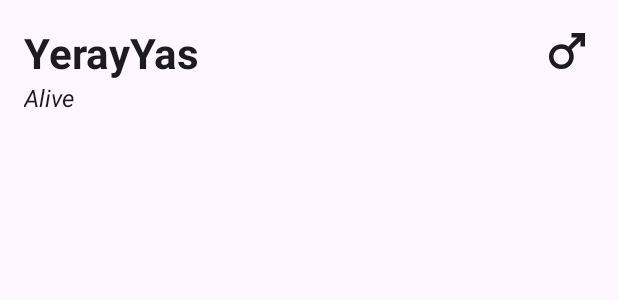
After one commit to yeray-yas/TheMarvelSuperheroes, an Android app: the layout model_character_details_header.xml on its own in the app's theme, with its tools: preview values and no code run, on a phone screen of 412 x 824 dp. The commit adds this screen. Shown: the top 300 px of the screen. Run offline under Robolectric (Android 15) with nearby library versions, the phone set to English and light mode, and no system bars.

Commit message:
added epoxy ui

```diff
--- /dev/null
+++ b/app/src/main/res/drawable/ic_male_24.xml
@@ -0,0 +1,5 @@
+<vector android:height="24dp" android:tint="#000000"
+    android:viewportHeight="24" android:viewportWidth="24"
+    android:width="24dp" xmlns:android="http://schemas.android.com/apk/res/android">
+    <path android:fillColor="@android:color/white" android:pathData="M9.5,11c1.93,0 3.5,1.57 3.5,3.5S11.43,18 9.5,18S6,16.43 6,14.5S7.57,11 9.5,11zM9.5,9C6.46,9 4,11.46 4,14.5S6.46,20 9.5,20s5.5,-2.46 5.5,-5.5c0,-1.16 -0.36,-2.23 -0.97,-3.12L18,7.42V10h2V4h-6v2h2.58l-3.97,3.97C11.73,9.36 10.66,9 9.5,9z"/>
+</vector>
--- /dev/null
+++ b/app/src/main/res/layout/model_character_details_header.xml
@@ -0,0 +1,42 @@
+<?xml version="1.0" encoding="utf-8"?>
+<androidx.constraintlayout.widget.ConstraintLayout xmlns:android="http://schemas.android.com/apk/res/android"
+    xmlns:app="http://schemas.android.com/apk/res-auto"
+    xmlns:tools="http://schemas.android.com/tools"
+    android:layout_width="match_parent"
+    android:layout_height="wrap_content">
+
+    <androidx.appcompat.widget.AppCompatTextView
+        android:id="@+id/nameTextView"
+        android:layout_width="0dp"
+        android:layout_height="wrap_content"
+        android:layout_margin="16dp"
+        android:textColor="?attr/colorOnBackground"
+        android:textSize="28sp"
+        android:textStyle="bold"
+        app:layout_constraintEnd_toStartOf="@id/genderImageView"
+        app:layout_constraintStart_toStartOf="parent"
+        app:layout_constraintTop_toTopOf="parent"
+        tools:text="YerayYas" />
+
+    <androidx.appcompat.widget.AppCompatTextView
+        android:id="@+id/aliveTextView"
+        android:layout_width="wrap_content"
+        android:layout_height="wrap_content"
+        android:textColor="?attr/colorOnBackground"
+        android:textSize="16sp"
+        android:textStyle="italic"
+        app:layout_constraintStart_toStartOf="@id/nameTextView"
+        app:layout_constraintTop_toBottomOf="@id/nameTextView"
+        tools:text="Alive" />
+
+    <androidx.appcompat.widget.AppCompatImageView
+        android:id="@+id/genderImageView"
+        android:layout_width="36dp"
+        android:layout_height="36dp"
+        android:layout_marginEnd="16dp"
+        app:layout_constraintEnd_toEndOf="parent"
+        app:layout_constraintTop_toTopOf="@id/nameTextView"
+        tools:srcCompat="@drawable/ic_male_24"
+        app:tint="?colorOnSurface"/>
+
+</androidx.constraintlayout.widget.ConstraintLayout>
--- /dev/null
+++ b/app/src/main/res/values/ids.xml
@@ -0,0 +1,4 @@
+<?xml version="1.0" encoding="utf-8"?>
+<resources>
+    <item name="epoxy_viewbinding" type="id" />
+</resources>
```
Also changed, not shown: app/build.gradle.kts (+11 -0 lines), app/src/main/java/com/yeray_yas/marvelsuperheroes/presentation/superheroes/detail/CharacterDetailsEpoxyController.kt (added, +85 -0 lines), app/src/main/java/com/yeray_yas/marvelsuperheroes/presentation/superheroes/list/MainActivity.kt (+8 -17 lines), app/src/main/java/com/yeray_yas/marvelsuperheroes/ui/epoxy/LoadingEpoxyModel.kt (added, +15 -0 lines), app/src/main/java/com/yeray_yas/marvelsuperheroes/ui/epoxy/ViewBindingKotlinModel.kt (added, +62 -0 lines), app/src/main/res/layout/activity_main.xml (+10 -29 lines), app/src/main/res/layout/model_character_details_data_point.xml (added, +32 -0 lines), app/src/main/res/layout/model_character_details_image.xml (added, +24 -0 lines), app/src/main/res/layout/model_loading.xml (added, +18 -0 lines), app/src/main/res/values/themes.xml (+7 -0 lines).
